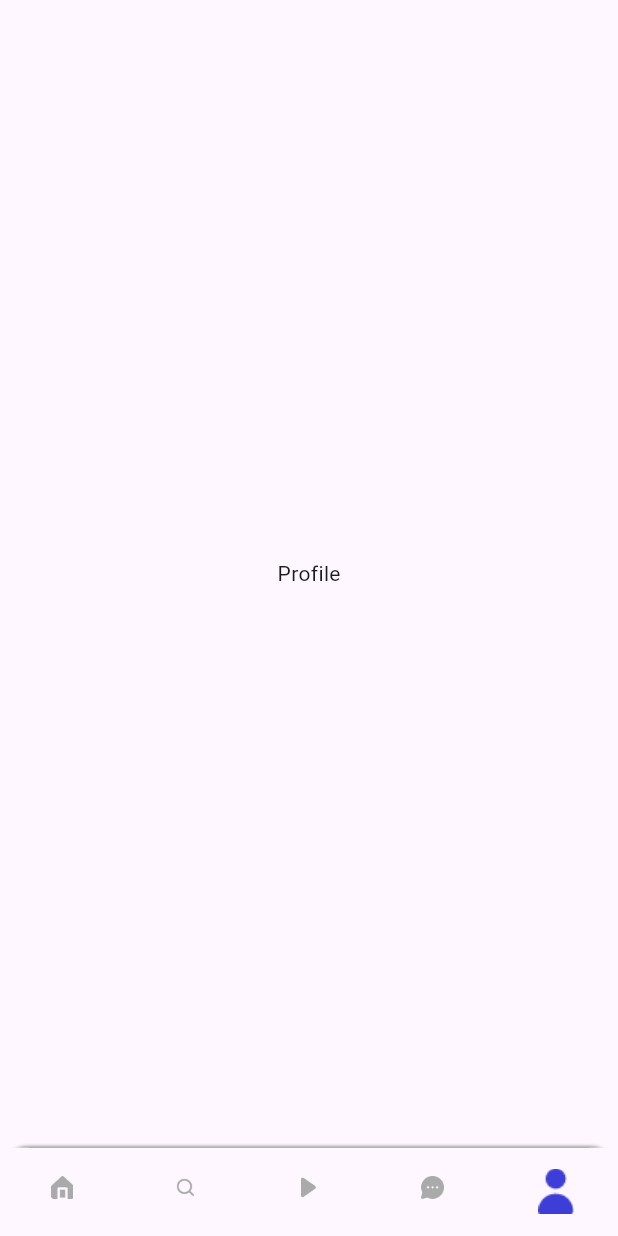
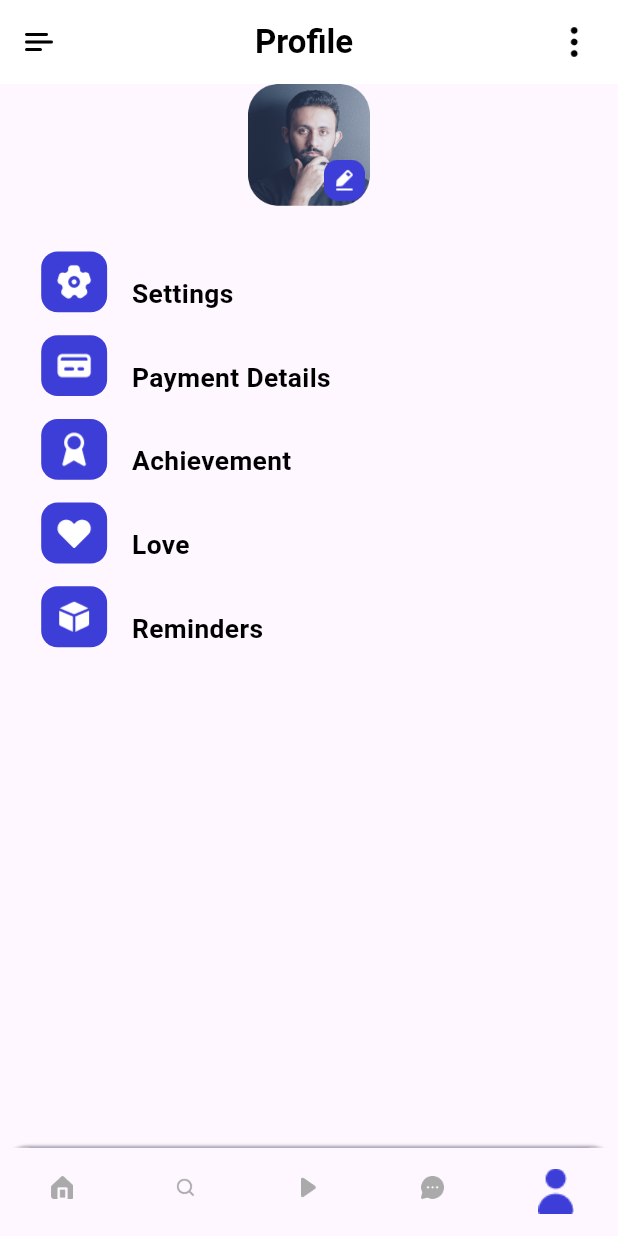
Before and after one commit to Sunichiii/learning_app, a Flutter app: the screen it shows after launch, item 5 of the bottom bar chosen, on a phone screen of 412 x 824 dp. Run offline on Flutter 3.47's test engine with Material 3 defaults, Android fonts, the phone set to English and light mode, and no system bars; our stand-ins replace cloud_firestore, dots_indicator, firebase_auth, firebase_core, flutter_bloc, flutter_screenutil and 1 more; accounts and stored records are empty.

Commit message:
created profile page and navigated to settings

```diff
--- a/lib/common/routes/names.dart
+++ b/lib/common/routes/names.dart
@@ -9,4 +9,6 @@ class AppRoutes{
   static const REGISTER = "/register";
   //homepage
   static const HOME_PAGE = "/home_page";
+  //settings
+  static const SETTINGS = "settings";
 }
--- a/lib/common/routes/pages.dart
+++ b/lib/common/routes/pages.dart
@@ -1,6 +1,8 @@
 import 'package:e_learning/pages/application/application_page.dart';
 import 'package:e_learning/pages/application/bloc/app_blocs.dart';
 import 'package:e_learning/pages/home/home_page.dart';
+import 'package:e_learning/pages/profile/settings/bloc/settings_bloc.dart';
+import 'package:e_learning/pages/profile/settings/settings.dart';
 import 'package:e_learning/pages/register/bloc/register_blocs.dart';
 import 'package:e_learning/pages/register/register.dart';
 import 'package:e_learning/pages/sign_in/bloc/sign_in_blocs.dart';
@@ -42,6 +44,11 @@ class AppPages {
         page: HomePage(),
         bloc: BlocProvider(create: (_) => HomePageBlocs()),
       ),
+      PagesEntity(
+          route: AppRoutes.SETTINGS,
+          page: SettingsPage(),
+          bloc: BlocProvider(create: (_) => SettingsBlocs()),
+      )
     ];
   }
 
--- a/lib/pages/application/widgets/application_widgets.dart
+++ b/lib/pages/application/widgets/application_widgets.dart
@@ -1,8 +1,8 @@
 import 'package:e_learning/pages/home/home_page.dart';
 import 'package:flutter/cupertino.dart';
 import 'package:flutter_screenutil/flutter_screenutil.dart';
-
 import '../../../common/values/colors.dart';
+import '../../profile/profile.dart';
 
 Widget buildPage(int index){
   List <Widget> _widget =[
@@ -10,7 +10,7 @@ Widget buildPage(int index){
     Center(child: Text("Search")),
     Center(child: Text("Course")),
     Center(child: Text("Chat")),
-    Center(child: Text("Profile")),
+    const ProfilePage(),
   ];
 
   return _widget[index];
--- a/lib/pages/profile/profile.dart
+++ b/lib/pages/profile/profile.dart
@@ -0,0 +1,35 @@
+import 'package:e_learning/pages/profile/widgets/profile_widgets.dart';
+import 'package:flutter/cupertino.dart';
+import 'package:flutter/material.dart';
+import 'package:flutter_screenutil/flutter_screenutil.dart';
+
+class ProfilePage extends StatefulWidget {
+  const ProfilePage({super.key});
+
+  @override
+  State<ProfilePage> createState() => _ProfileState();
+}
+
+class _ProfileState extends State<ProfilePage> {
+  @override
+  Widget build(BuildContext context) {
+    return Scaffold(
+      appBar: buildAppBar(),
+      body: SingleChildScrollView(
+        child: SizedBox(
+          width: MediaQuery.of(context).size.width,
+          child: Column(
+            children: [
+                profileIconAndEditButton(),
+                SizedBox(height: 30.h,),
+                Padding(
+                  padding:  EdgeInsets.only(left: 25.w),
+                  child: buildListView(context),
+                ),
+            ],
+          ),
+        ),
+      ),
+    );
+  }
+}
--- /dev/null
+++ b/lib/pages/profile/settings/bloc/settings_bloc.dart
@@ -0,0 +1,13 @@
+import 'package:e_learning/pages/profile/settings/bloc/settings_events.dart';
+import 'package:e_learning/pages/profile/settings/bloc/settings_states.dart';
+import 'package:flutter_bloc/flutter_bloc.dart';
+
+class SettingsBlocs extends Bloc<SettingsEvents, SettingsStates>{
+  SettingsBlocs():super(SettingsStates()){
+    on<TriggerSettings>(_triggerSettings);
+  }
+  _triggerSettings(SettingsEvents event, Emitter<SettingsStates> emit){
+    emit(SettingsStates());
+  }
+
+}
--- /dev/null
+++ b/lib/pages/profile/settings/bloc/settings_events.dart
@@ -0,0 +1,3 @@
+abstract class SettingsEvents{}
+
+class TriggerSettings extends SettingsEvents{}
--- /dev/null
+++ b/lib/pages/profile/settings/bloc/settings_states.dart
@@ -0,0 +1,3 @@
+class SettingsStates{
+  const SettingsStates();
+}
--- /dev/null
+++ b/lib/pages/profile/settings/settings.dart
@@ -0,0 +1,31 @@
+import 'package:e_learning/pages/profile/settings/bloc/settings_bloc.dart';
+import 'package:e_learning/pages/profile/settings/bloc/settings_states.dart';
+import 'package:flutter/cupertino.dart';
+import 'package:flutter/material.dart';
+import 'package:flutter_bloc/flutter_bloc.dart';
+
+class SettingsPage extends StatefulWidget {
+  const SettingsPage({super.key});
+
+  @override
+  State<SettingsPage> createState() => _SettingsPageState();
+}
+
+class _SettingsPageState extends State<SettingsPage> {
+  @override
+  Widget build(BuildContext context) {
+    return Scaffold(
+      appBar: AppBar(),
+      body: SingleChildScrollView(
+        child: BlocBuilder<SettingsBlocs, SettingsStates>(
+            builder: (context, state) {
+          return Container(
+            child: Column(
+              children: [Text("Hello there!!")],
+            ),
+          );
+        }),
+      ),
+    );
+  }
+}
--- /dev/null
+++ b/lib/pages/profile/widgets/profile_widgets.dart
@@ -0,0 +1,94 @@
+import 'package:e_learning/common/routes/names.dart';
+import 'package:e_learning/common/values/colors.dart';
+import 'package:flutter/material.dart';
+import 'package:flutter_screenutil/flutter_screenutil.dart';
+
+AppBar buildAppBar() {
+  return AppBar(
+    title: Container(
+      child: Row(
+        mainAxisAlignment: MainAxisAlignment.spaceBetween,
+        children: [
+          SizedBox(
+            width: 18.w,
+            height: 12.h,
+            child: Image.asset("assets/icons/menu.png"),
+          ),
+          Text(
+            "Profile",
+            style: TextStyle(
+                color: AppColors.primaryText, fontWeight: FontWeight.bold),
+          ),
+          SizedBox(
+            width: 24.w,
+            height: 24.w,
+            child: Image.asset("assets/icons/more-vertical.png"),
+          ),
+        ],
+      ),
+    ),
+  );
+}
+
+//profile icon and edit button
+Widget profileIconAndEditButton() {
+  return Container(
+    width: 80.w,
+    height: 80.h,
+    decoration: BoxDecoration(
+      borderRadius: BorderRadius.circular(20.w),
+      image: DecorationImage(
+        image: AssetImage("assets/icons/headpic.png"),
+      ),
+    ),
+    alignment: Alignment.bottomRight,
+    padding: EdgeInsets.only(right: 6.w, bottom: 3.w),
+    child: Image(
+        height: 25.w,
+        width: 25.w,
+        image: AssetImage("assets/icons/edit_3.png")),
+  );
+}
+
+//settings section buttons
+
+var imagesInfo =<String, String>{
+  // aagadi ko call garda keys bhanne ani images lai call garda values bahnne
+  "Settings":"settings.png",
+  "Payment Details":"credit-card.png",
+  "Achievement":"award.png",
+  "Love":"heart(1).png",
+  "Reminders":"cube.png",
+};
+Widget buildListView(BuildContext context) {
+  return Column(
+    children: [
+      ...List.generate(imagesInfo.length, (index) => GestureDetector(
+        onTap: ()=>Navigator.of(context).pushNamed(AppRoutes.SETTINGS),
+        child: Row(
+          children: [
+            Container(
+              margin: EdgeInsets.only(bottom: 15.h),
+              width: 40.w,
+              height: 40.h,
+              padding: EdgeInsets.all(7.0),
+              decoration: BoxDecoration(
+                  borderRadius: BorderRadius.circular(10.w),
+                  color: AppColors.primaryElement),
+              child: Image.asset("assets/icons/${imagesInfo.values.elementAt(index)}"),
+            ),
+            SizedBox(width: 15.w),
+            Text(
+              imagesInfo.keys.elementAt(index),
+              style: TextStyle(
+                color: AppColors.primaryText,
+                fontWeight: FontWeight.bold,
+                fontSize: 16.sp,
+              ),
+            )
+          ],
+        ),
+      ))
+    ],
+  );
+}
```
